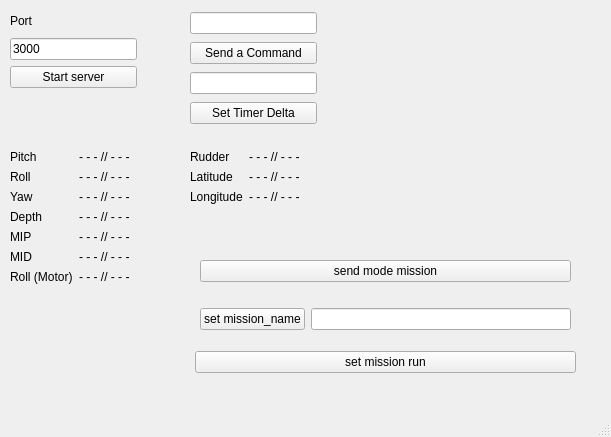
The window that mainwindowDT.ui (Vsev0l0dZ/DigitalTwin) describes before a commit, drawn with Qt 5.
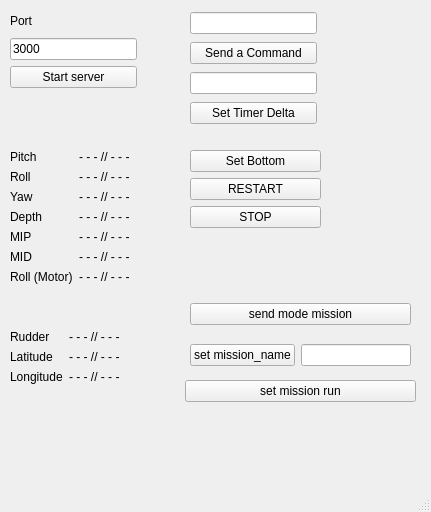
The same window after the commit.

The edit to the form file:
```diff
--- a/mainwindowDT.ui
+++ b/mainwindowDT.ui
@@ -6,8 +6,8 @@
    <rect>
     <x>0</x>
     <y>0</y>
-    <width>611</width>
-    <height>437</height>
+    <width>431</width>
+    <height>512</height>
    </rect>
   </property>
   <property name="windowTitle">
@@ -55,8 +55,8 @@
      <rect>
       <x>10</x>
       <y>150</y>
-      <width>151</width>
-      <height>188</height>
+      <width>141</width>
+      <height>161</height>
      </rect>
     </property>
     <layout class="QFormLayout" name="formLayout">
@@ -163,10 +163,10 @@
    <widget class="QWidget" name="formLayoutWidget_2">
     <property name="geometry">
      <rect>
-      <x>190</x>
-      <y>150</y>
-      <width>160</width>
-      <height>80</height>
+      <x>10</x>
+      <y>330</y>
+      <width>141</width>
+      <height>81</height>
      </rect>
     </property>
     <layout class="QFormLayout" name="formLayout_2">
@@ -261,10 +261,10 @@
    <widget class="QWidget" name="verticalLayoutWidget_2">
     <property name="geometry">
      <rect>
-      <x>190</x>
-      <y>240</y>
-      <width>391</width>
-      <height>151</height>
+      <x>180</x>
+      <y>290</y>
+      <width>241</width>
+      <height>121</height>
      </rect>
     </property>
     <layout class="QVBoxLayout" name="verticalLayout_3">
@@ -338,6 +338,52 @@
      </item>
     </layout>
    </widget>
+   <widget class="QWidget" name="verticalLayoutWidget_3">
+    <property name="geometry">
+     <rect>
+      <x>190</x>
+      <y>150</y>
+      <width>131</width>
+      <height>101</height>
+     </rect>
+    </property>
+    <layout class="QVBoxLayout" name="verticalLayout_4">
+     <item>
+      <widget class="QPushButton" name="bottomButton">
+       <property name="text">
+        <string>Set Bottom</string>
+       </property>
+      </widget>
+     </item>
+     <item>
+      <widget class="QPushButton" name="resetButton">
+       <property name="text">
+        <string>RESTART</string>
+       </property>
+      </widget>
+     </item>
+     <item>
+      <widget class="QPushButton" name="stopButton">
+       <property name="text">
+        <string>STOP</string>
+       </property>
+      </widget>
+     </item>
+     <item>
+      <spacer name="verticalSpacer">
+       <property name="orientation">
+        <enum>Qt::Vertical</enum>
+       </property>
+       <property name="sizeHint" stdset="0">
+        <size>
+         <width>20</width>
+         <height>40</height>
+        </size>
+       </property>
+      </spacer>
+     </item>
+    </layout>
+   </widget>
   </widget>
   <widget class="QMenuBar" name="menubar">
    <property name="geometry">
```
Left out of the diff: 30 changed lines with no effect on the pictures.
